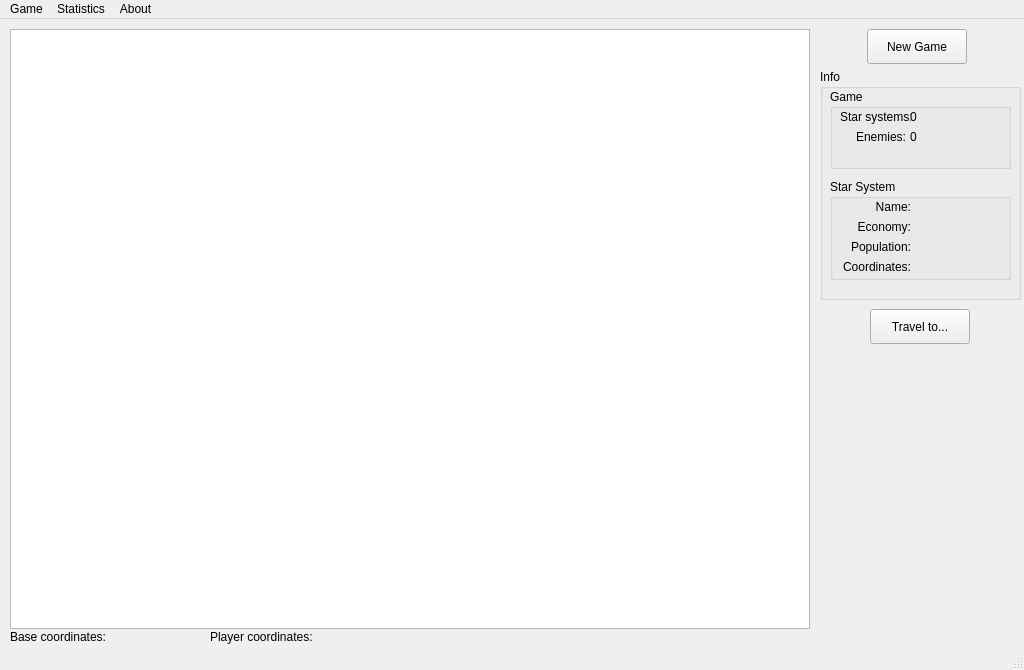
ado130/GalaxyGame, file GalaxyGame/Student/mainwindow.ui: the form before one commit.
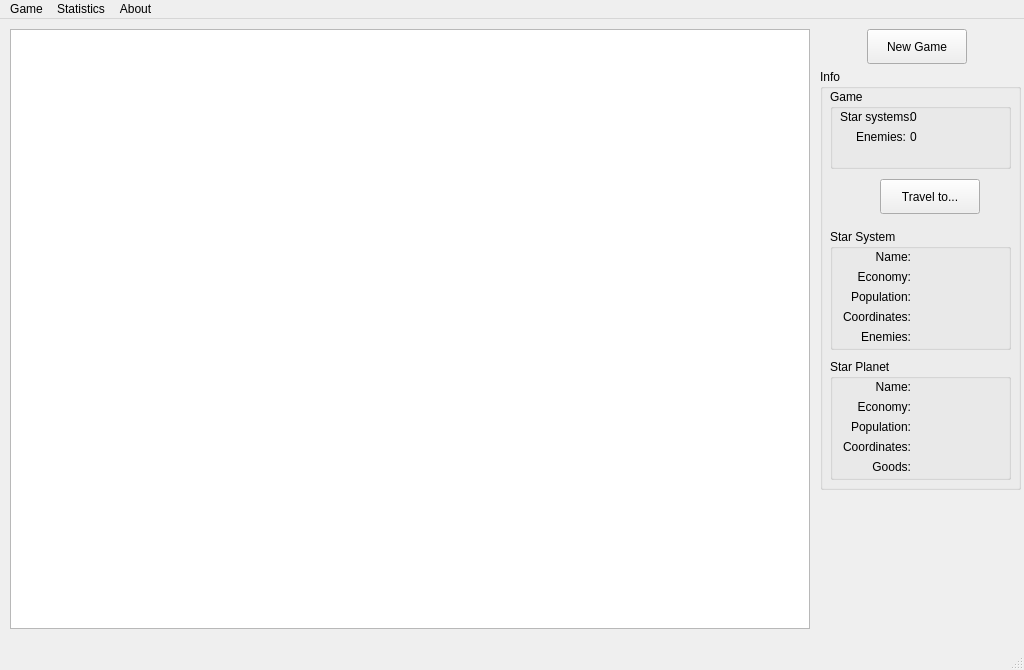
The form after the commit. Icons and pictures are not drawn.

Commit message: Player transport between star systems, new star planet mechanism, player trading (player collision), removed bullets

```diff
--- a/GalaxyGame/Student/mainwindow.ui
+++ b/GalaxyGame/Student/mainwindow.ui
@@ -74,54 +74,25 @@
      <string>New Game</string>
     </property>
    </widget>
-   <widget class="QLabel" name="lbBaseCoor">
-    <property name="geometry">
-     <rect>
-      <x>10</x>
-      <y>610</y>
-      <width>191</width>
-      <height>16</height>
-     </rect>
-    </property>
-    <property name="text">
-     <string>Base coordinates:</string>
-    </property>
-   </widget>
-   <widget class="QLabel" name="lbPlayerCoor">
-    <property name="geometry">
-     <rect>
-      <x>210</x>
-      <y>610</y>
-      <width>211</width>
-      <height>16</height>
-     </rect>
-    </property>
-    <property name="locale">
-     <locale language="English" country="UnitedStates"/>
-    </property>
-    <property name="text">
-     <string>Player coordinates:</string>
-    </property>
-   </widget>
    <widget class="QGroupBox" name="gbInfo">
     <property name="geometry">
      <rect>
       <x>820</x>
       <y>50</y>
       <width>201</width>
-      <height>231</height>
+      <height>421</height>
      </rect>
     </property>
     <property name="title">
      <string>Info</string>
     </property>
-    <widget class="QGroupBox" name="gbStarPlanet">
+    <widget class="QGroupBox" name="gbStarSystem">
      <property name="geometry">
       <rect>
        <x>10</x>
-       <y>110</y>
+       <y>160</y>
        <width>181</width>
-       <height>101</height>
+       <height>121</height>
       </rect>
      </property>
      <property name="title">
@@ -191,7 +162,7 @@
        <set>Qt::AlignRight|Qt::AlignTrailing|Qt::AlignVCenter</set>
       </property>
      </widget>
-     <widget class="QLabel" name="lbEconomy">
+     <widget class="QLabel" name="lbSSEconomy">
       <property name="geometry">
        <rect>
         <x>90</x>
@@ -207,7 +178,7 @@
        <set>Qt::AlignLeading|Qt::AlignLeft|Qt::AlignVCenter</set>
       </property>
      </widget>
-     <widget class="QLabel" name="lbPopulation">
+     <widget class="QLabel" name="lbSSPopulation">
       <property name="geometry">
        <rect>
         <x>90</x>
@@ -223,7 +194,7 @@
        <set>Qt::AlignLeading|Qt::AlignLeft|Qt::AlignVCenter</set>
       </property>
      </widget>
-     <widget class="QLabel" name="lbName">
+     <widget class="QLabel" name="lbSSName">
       <property name="geometry">
        <rect>
         <x>90</x>
@@ -239,7 +210,7 @@
        <set>Qt::AlignLeading|Qt::AlignLeft|Qt::AlignVCenter</set>
       </property>
      </widget>
-     <widget class="QLabel" name="lbCoordinates">
+     <widget class="QLabel" name="lbSSCoordinates">
       <property name="geometry">
        <rect>
         <x>90</x>
@@ -255,6 +226,38 @@
        <set>Qt::AlignLeading|Qt::AlignLeft|Qt::AlignVCenter</set>
       </property>
      </widget>
+     <widget class="QLabel" name="lbSSEnemies">
+      <property name="geometry">
+       <rect>
+        <x>90</x>
+        <y>100</y>
+        <width>71</width>
+        <height>16</height>
+       </rect>
+      </property>
+      <property name="text">
+       <string/>
+      </property>
+      <property name="alignment">
+       <set>Qt::AlignLeading|Qt::AlignLeft|Qt::AlignVCenter</set>
+      </property>
+     </widget>
+     <widget class="QLabel" name="label_7">
+      <property name="geometry">
+       <rect>
+        <x>10</x>
+        <y>100</y>
+        <width>71</width>
+        <height>16</height>
+       </rect>
+      </property>
+      <property name="text">
+       <string>Enemies:</string>
+      </property>
+      <property name="alignment">
+       <set>Qt::AlignRight|Qt::AlignTrailing|Qt::AlignVCenter</set>
+      </property>
+     </widget>
     </widget>
     <widget class="QGroupBox" name="gbGame">
      <property name="geometry">
@@ -324,19 +327,192 @@
       </property>
      </widget>
     </widget>
-   </widget>
-   <widget class="QPushButton" name="pbShowMap">
-    <property name="geometry">
-     <rect>
-      <x>870</x>
-      <y>290</y>
-      <width>100</width>
-      <height>35</height>
-     </rect>
-    </property>
-    <property name="text">
-     <string>Travel to...</string>
-    </property>
+    <widget class="QPushButton" name="pbShowMap">
+     <property name="geometry">
+      <rect>
+       <x>60</x>
+       <y>110</y>
+       <width>100</width>
+       <height>35</height>
+      </rect>
+     </property>
+     <property name="text">
+      <string>Travel to...</string>
+     </property>
+    </widget>
+    <widget class="QGroupBox" name="gbStarPlanet">
+     <property name="geometry">
+      <rect>
+       <x>10</x>
+       <y>290</y>
+       <width>181</width>
+       <height>121</height>
+      </rect>
+     </property>
+     <property name="title">
+      <string>Star Planet</string>
+     </property>
+     <widget class="QLabel" name="label_8">
+      <property name="geometry">
+       <rect>
+        <x>10</x>
+        <y>20</y>
+        <width>71</width>
+        <height>16</height>
+       </rect>
+      </property>
+      <property name="text">
+       <string>Name:</string>
+      </property>
+      <property name="alignment">
+       <set>Qt::AlignRight|Qt::AlignTrailing|Qt::AlignVCenter</set>
+      </property>
+     </widget>
+     <widget class="QLabel" name="label_9">
+      <property name="geometry">
+       <rect>
+        <x>10</x>
+        <y>40</y>
+        <width>71</width>
+        <height>16</height>
+       </rect>
+      </property>
+      <property name="text">
+       <string>Economy:</string>
+      </property>
+      <property name="alignment">
+       <set>Qt::AlignRight|Qt::AlignTrailing|Qt::AlignVCenter</set>
+      </property>
+     </widget>
+     <widget class="QLabel" name="label_10">
+      <property name="geometry">
+       <rect>
+        <x>10</x>
+        <y>60</y>
+        <width>71</width>
+        <height>16</height>
+       </rect>
+      </property>
+      <property name="text">
+       <string>Population:</string>
+      </property>
+      <property name="alignment">
+       <set>Qt::AlignRight|Qt::AlignTrailing|Qt::AlignVCenter</set>
+      </property>
+     </widget>
+     <widget class="QLabel" name="label_11">
+      <property name="geometry">
+       <rect>
+        <x>10</x>
+        <y>80</y>
+        <width>71</width>
+        <height>16</height>
+       </rect>
+      </property>
+      <property name="text">
+       <string>Coordinates:</string>
+      </property>
+      <property name="alignment">
+       <set>Qt::AlignRight|Qt::AlignTrailing|Qt::AlignVCenter</set>
+      </property>
+     </widget>
+     <widget class="QLabel" name="lbSPEconomy">
+      <property name="geometry">
+       <rect>
+        <x>90</x>
+        <y>40</y>
+        <width>71</width>
+        <height>16</height>
+       </rect>
+      </property>
+      <property name="text">
+       <string/>
+      </property>
+      <property name="alignment">
+       <set>Qt::AlignLeading|Qt::AlignLeft|Qt::AlignVCenter</set>
+      </property>
+     </widget>
+     <widget class="QLabel" name="lbSPPopulation">
+      <property name="geometry">
+       <rect>
+        <x>90</x>
+        <y>60</y>
+        <width>71</width>
+        <height>16</height>
+       </rect>
+      </property>
+      <property name="text">
+       <string/>
+      </property>
+      <property name="alignment">
+       <set>Qt::AlignLeading|Qt::AlignLeft|Qt::AlignVCenter</set>
+      </property>
+     </widget>
+     <widget class="QLabel" name="lbSPName">
+      <property name="geometry">
+       <rect>
+        <x>90</x>
+        <y>20</y>
+        <width>71</width>
+        <height>16</height>
+       </rect>
+      </property>
+      <property name="text">
+       <string/>
+      </property>
+      <property name="alignment">
+       <set>Qt::AlignLeading|Qt::AlignLeft|Qt::AlignVCenter</set>
+      </property>
+     </widget>
+     <widget class="QLabel" name="lbSPCoordinates">
+      <property name="geometry">
+       <rect>
+        <x>90</x>
+        <y>80</y>
+        <width>71</width>
+        <height>16</height>
+       </rect>
+      </property>
+      <property name="text">
+       <string/>
+      </property>
+      <property name="alignment">
+       <set>Qt::AlignLeading|Qt::AlignLeft|Qt::AlignVCenter</set>
+      </property>
+     </widget>
+     <widget class="QLabel" name="lbSPGoods">
+      <property name="geometry">
+       <rect>
+        <x>90</x>
+        <y>100</y>
+        <width>71</width>
+        <height>16</height>
+       </rect>
+      </property>
+      <property name="text">
+       <string/>
+      </property>
+      <property name="alignment">
+       <set>Qt::AlignLeading|Qt::AlignLeft|Qt::AlignVCenter</set>
+      </property>
+     </widget>
+     <widget class="QLabel" name="label_12">
+      <property name="geometry">
+       <rect>
+        <x>10</x>
+        <y>100</y>
+        <width>71</width>
+        <height>16</height>
+       </rect>
+      </property>
+      <property name="text">
+       <string>Goods:</string>
+      </property>
+      <property name="alignment">
+       <set>Qt::AlignRight|Qt::AlignTrailing|Qt::AlignVCenter</set>
+      </property>
+     </widget>
+    </widget>
    </widget>
   </widget>
   <widget class="QMenuBar" name="menubar">
```
The commit also changes 6 other files.
